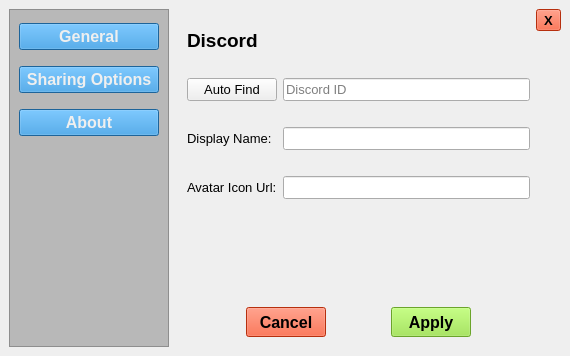
This is files/sharingSettingsScreen.ui in donnie58744/Q.U.A.C.K.E.D as Qt 5 draws it before an edit. The edited form follows.
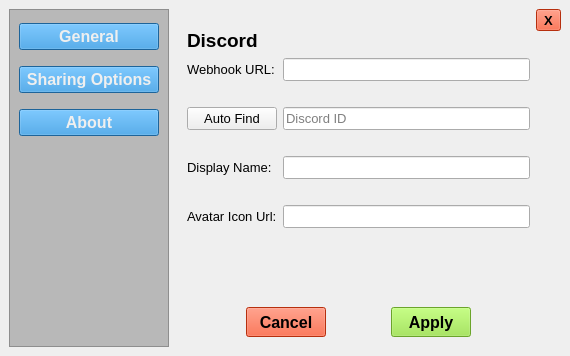
This is the edited form.

```diff
--- a/files/sharingSettingsScreen.ui
+++ b/files/sharingSettingsScreen.ui
@@ -234,89 +234,9 @@
       <property name="sizeConstraint">
        <enum>QLayout::SetDefaultConstraint</enum>
       </property>
-      <item row="4" column="0">
-       <widget class="QPushButton" name="autoFindBtn">
-        <property name="font">
-         <font>
-          <pointsize>10</pointsize>
-         </font>
-        </property>
-        <property name="text">
-         <string>Auto Find</string>
-        </property>
-       </widget>
-      </item>
-      <item row="4" column="1" colspan="2">
-       <widget class="QLineEdit" name="discordIDTxtBox">
-        <property name="font">
-         <font>
-          <pointsize>10</pointsize>
-         </font>
-        </property>
-        <property name="placeholderText">
-         <string>Discord ID</string>
-        </property>
-       </widget>
-      </item>
-      <item row="9" column="1" colspan="2">
-       <widget class="QLineEdit" name="avatarUrlTxtBox">
+      <item row="3" column="0">
+       <widget class="QLabel" name="label">
         <property name="sizePolicy">
-         <sizepolicy hsizetype="Expanding" vsizetype="Fixed">
-          <horstretch>0</horstretch>
-          <verstretch>0</verstretch>
-         </sizepolicy>
-        </property>
-        <property name="minimumSize">
-         <size>
-          <width>200</width>
-          <height>0</height>
-         </size>
-        </property>
-        <property name="font">
-         <font>
-          <pointsize>10</pointsize>
-         </font>
-        </property>
-        <property name="focusPolicy">
-         <enum>Qt::StrongFocus</enum>
-        </property>
-       </widget>
-      </item>
-      <item row="7" column="1">
-       <spacer name="verticalSpacer_6">
-        <property name="orientation">
-         <enum>Qt::Vertical</enum>
-        </property>
-        <property name="sizeType">
-         <enum>QSizePolicy::Fixed</enum>
-        </property>
-        <property name="sizeHint" stdset="0">
-         <size>
-          <width>20</width>
-          <height>20</height>
-         </size>
-        </property>
-       </spacer>
-      </item>
-      <item row="1" column="0">
-       <spacer name="verticalSpacer_5">
-        <property name="orientation">
-         <enum>Qt::Vertical</enum>
-        </property>
-        <property name="sizeType">
-         <enum>QSizePolicy::Fixed</enum>
-        </property>
-        <property name="sizeHint" stdset="0">
-         <size>
-          <width>1</width>
-          <height>20</height>
-         </size>
-        </property>
-       </spacer>
-      </item>
-      <item row="6" column="0">
-       <widget class="QLabel" name="displayNameLabel">
-        <property name="sizePolicy">
          <sizepolicy hsizetype="Fixed" vsizetype="Fixed">
           <horstretch>0</horstretch>
           <verstretch>0</verstretch>
@@ -328,49 +248,11 @@
          </font>
         </property>
         <property name="text">
-         <string>Display Name:</string>
+         <string>Webhook URL:</string>
         </property>
        </widget>
       </item>
-      <item row="2" column="0" colspan="3" alignment="Qt::AlignLeft">
-       <widget class="QLabel" name="discordLabel">
-        <property name="sizePolicy">
-         <sizepolicy hsizetype="Fixed" vsizetype="Fixed">
-          <horstretch>0</horstretch>
-          <verstretch>0</verstretch>
-         </sizepolicy>
-        </property>
-        <property name="font">
-         <font>
-          <pointsize>14</pointsize>
-          <weight>50</weight>
-          <bold>false</bold>
-         </font>
-        </property>
-        <property name="text">
-         <string>&lt;html&gt;&lt;head/&gt;&lt;body&gt;&lt;p&gt;&lt;span style=&quot; font-weight:600;&quot;&gt;Discord&lt;/span&gt;&lt;/p&gt;&lt;/body&gt;&lt;/html&gt;</string>
-        </property>
-       </widget>
-      </item>
-      <item row="9" column="0">
-       <widget class="QLabel" name="avatarUrlLabel">
-        <property name="sizePolicy">
-         <sizepolicy hsizetype="Fixed" vsizetype="Fixed">
-          <horstretch>0</horstretch>
-          <verstretch>0</verstretch>
-         </sizepolicy>
-        </property>
-        <property name="font">
-         <font>
-          <pointsize>10</pointsize>
-         </font>
-        </property>
-        <property name="text">
-         <string>Avatar Icon Url:</string>
-        </property>
-       </widget>
-      </item>
-      <item row="13" column="1">
+      <item row="14" column="1">
        <spacer name="verticalSpacer_8">
         <property name="orientation">
          <enum>Qt::Vertical</enum>
@@ -386,7 +268,23 @@
         </property>
        </spacer>
       </item>
-      <item row="11" column="0" colspan="3">
+      <item row="6" column="1">
+       <spacer name="verticalSpacer_4">
+        <property name="orientation">
+         <enum>Qt::Vertical</enum>
+        </property>
+        <property name="sizeType">
+         <enum>QSizePolicy::Fixed</enum>
+        </property>
+        <property name="sizeHint" stdset="0">
+         <size>
+          <width>20</width>
+          <height>20</height>
+         </size>
+        </property>
+       </spacer>
+      </item>
+      <item row="12" column="0" colspan="3">
        <layout class="QGridLayout" name="gridLayout_3">
         <item row="0" column="0">
          <widget class="QPushButton" name="cancelBtn">
@@ -458,47 +356,7 @@
         </item>
        </layout>
       </item>
-      <item row="5" column="1">
-       <spacer name="verticalSpacer_4">
-        <property name="orientation">
-         <enum>Qt::Vertical</enum>
-        </property>
-        <property name="sizeType">
-         <enum>QSizePolicy::Fixed</enum>
-        </property>
-        <property name="sizeHint" stdset="0">
-         <size>
-          <width>20</width>
-          <height>20</height>
-         </size>
-        </property>
-       </spacer>
-      </item>
-      <item row="6" column="1" colspan="2">
-       <widget class="QLineEdit" name="displayNameTxtBox">
-        <property name="sizePolicy">
-         <sizepolicy hsizetype="Expanding" vsizetype="Fixed">
-          <horstretch>0</horstretch>
-          <verstretch>0</verstretch>
-         </sizepolicy>
-        </property>
-        <property name="minimumSize">
-         <size>
-          <width>238</width>
-          <height>0</height>
-         </size>
-        </property>
-        <property name="font">
-         <font>
-          <pointsize>10</pointsize>
-         </font>
-        </property>
-        <property name="focusPolicy">
-         <enum>Qt::StrongFocus</enum>
-        </property>
-       </widget>
-      </item>
-      <item row="10" column="1">
+      <item row="11" column="1">
        <spacer name="verticalSpacer_3">
         <property name="orientation">
          <enum>Qt::Vertical</enum>
@@ -511,7 +369,7 @@
         </property>
        </spacer>
       </item>
-      <item row="3" column="1">
+      <item row="4" column="1">
        <spacer name="verticalSpacer_10">
         <property name="orientation">
          <enum>Qt::Vertical</enum>
@@ -527,6 +385,175 @@
         </property>
        </spacer>
       </item>
+      <item row="7" column="1" colspan="2">
+       <widget class="QLineEdit" name="displayNameTxtBox">
+        <property name="sizePolicy">
+         <sizepolicy hsizetype="Expanding" vsizetype="Fixed">
+          <horstretch>0</horstretch>
+          <verstretch>0</verstretch>
+         </sizepolicy>
+        </property>
+        <property name="minimumSize">
+         <size>
+          <width>238</width>
+          <height>0</height>
+         </size>
+        </property>
+        <property name="font">
+         <font>
+          <pointsize>10</pointsize>
+         </font>
+        </property>
+        <property name="focusPolicy">
+         <enum>Qt::StrongFocus</enum>
+        </property>
+       </widget>
+      </item>
+      <item row="10" column="0">
+       <widget class="QLabel" name="avatarUrlLabel">
+        <property name="sizePolicy">
+         <sizepolicy hsizetype="Fixed" vsizetype="Fixed">
+          <horstretch>0</horstretch>
+          <verstretch>0</verstretch>
+         </sizepolicy>
+        </property>
+        <property name="font">
+         <font>
+          <pointsize>10</pointsize>
+         </font>
+        </property>
+        <property name="text">
+         <string>Avatar Icon Url:</string>
+        </property>
+       </widget>
+      </item>
+      <item row="1" column="0">
+       <spacer name="verticalSpacer_5">
+        <property name="orientation">
+         <enum>Qt::Vertical</enum>
+        </property>
+        <property name="sizeType">
+         <enum>QSizePolicy::Fixed</enum>
+        </property>
+        <property name="sizeHint" stdset="0">
+         <size>
+          <width>1</width>
+          <height>20</height>
+         </size>
+        </property>
+       </spacer>
+      </item>
+      <item row="7" column="0">
+       <widget class="QLabel" name="displayNameLabel">
+        <property name="sizePolicy">
+         <sizepolicy hsizetype="Fixed" vsizetype="Fixed">
+          <horstretch>0</horstretch>
+          <verstretch>0</verstretch>
+         </sizepolicy>
+        </property>
+        <property name="font">
+         <font>
+          <pointsize>10</pointsize>
+         </font>
+        </property>
+        <property name="text">
+         <string>Display Name:</string>
+        </property>
+       </widget>
+      </item>
+      <item row="2" column="0" colspan="3" alignment="Qt::AlignLeft">
+       <widget class="QLabel" name="discordLabel">
+        <property name="sizePolicy">
+         <sizepolicy hsizetype="Fixed" vsizetype="Fixed">
+          <horstretch>0</horstretch>
+          <verstretch>0</verstretch>
+         </sizepolicy>
+        </property>
+        <property name="font">
+         <font>
+          <pointsize>14</pointsize>
+          <weight>50</weight>
+          <bold>false</bold>
+         </font>
+        </property>
+        <property name="text">
+         <string>&lt;html&gt;&lt;head/&gt;&lt;body&gt;&lt;p&gt;&lt;span style=&quot; font-weight:600;&quot;&gt;Discord&lt;/span&gt;&lt;/p&gt;&lt;/body&gt;&lt;/html&gt;</string>
+        </property>
+       </widget>
+      </item>
+      <item row="10" column="1" colspan="2">
+       <widget class="QLineEdit" name="avatarUrlTxtBox">
+        <property name="sizePolicy">
+         <sizepolicy hsizetype="Expanding" vsizetype="Fixed">
+          <horstretch>0</horstretch>
+          <verstretch>0</verstretch>
+         </sizepolicy>
+        </property>
+        <property name="minimumSize">
+         <size>
+          <width>200</width>
+          <height>0</height>
+         </size>
+        </property>
+        <property name="font">
+         <font>
+          <pointsize>10</pointsize>
+         </font>
+        </property>
+        <property name="focusPolicy">
+         <enum>Qt::StrongFocus</enum>
+        </property>
+       </widget>
+      </item>
+      <item row="8" column="1">
+       <spacer name="verticalSpacer_6">
+        <property name="orientation">
+         <enum>Qt::Vertical</enum>
+        </property>
+        <property name="sizeType">
+         <enum>QSizePolicy::Fixed</enum>
+        </property>
+        <property name="sizeHint" stdset="0">
+         <size>
+          <width>20</width>
+          <height>20</height>
+         </size>
+        </property>
+       </spacer>
+      </item>
+      <item row="5" column="1" colspan="2">
+       <widget class="QLineEdit" name="discordIDTxtBox">
+        <property name="font">
+         <font>
+          <pointsize>10</pointsize>
+         </font>
+        </property>
+        <property name="placeholderText">
+         <string>Discord ID</string>
+        </property>
+       </widget>
+      </item>
+      <item row="5" column="0">
+       <widget class="QPushButton" name="autoFindBtn">
+        <property name="font">
+         <font>
+          <pointsize>10</pointsize>
+         </font>
+        </property>
+        <property name="text">
+         <string>Auto Find</string>
+        </property>
+       </widget>
+      </item>
+      <item row="3" column="1" colspan="2">
+       <widget class="QLineEdit" name="webhookUrlTxtBox">
+        <property name="font">
+         <font>
+          <pointsize>10</pointsize>
+         </font>
+        </property>
+       </widget>
+      </item>
      </layout>
     </item>
     <item row="0" column="3" alignment="Qt::AlignTop">
```
